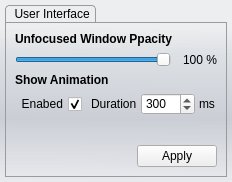
The window that UiModule/ui/SettingsWidget.ui (realXtend/tundra) describes before a commit, drawn with Qt 5.
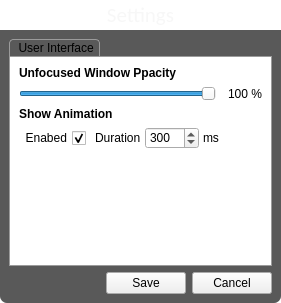
The same window after the commit. Icons and pictures are not drawn.

Commit message: * New ControlBarManager for top right menus. Integrated settings and notification manager to this with ControlBarButtons. * New QAction classes in Common folder, already used internally to link UI elements to actions. More use in the future in MenuManager when adding widgets to menus. * Comms fix to enable IM UI back, some mistake commit had removed a function from CommunicationModule.cpp * New place and appearance for Settings, path for adding tabs to this remains the same. * New UiDefines.h for common module wide stuff like enums.

What changed in the file:
```diff
--- a/UiModule/ui/SettingsWidget.ui
+++ b/UiModule/ui/SettingsWidget.ui
@@ -6,8 +6,8 @@
    <rect>
     <x>0</x>
     <y>0</y>
-    <width>215</width>
-    <height>182</height>
+    <width>281</width>
+    <height>303</height>
    </rect>
   </property>
   <property name="windowTitle">
@@ -15,12 +15,25 @@
   </property>
   <property name="styleSheet">
    <string notr="true">QWidget#SettingsWidget {
-	background-color: none;
+	background-color: transparent;
+}
+
+QWidget#uiTab {
+	background-color: white;
 }
 
 QFrame#MainFrame {
-	background-color: qlineargradient(spread:pad, x1:0.006, y1:0, x2:0, y2:1, stop:0.142045 rgba(229, 234, 243, 50), stop:0.295455 rgba(209, 215, 221, 150), stop:0.65 rgba(179, 183, 196, 150), stop:1 rgba(222, 227, 236, 100));
-	padding: 5px;
+	background-color: rgba(34,34,34,191);
+	border-bottom-left-radius: 7px;
+	border-bottom-right-radius: 7px;
+	padding: 9px;
+}
+
+QLabel#titleLabel {
+	background-image: url('./data/ui/images/ether/title_bg.png');
+	background-position: top left;
+	background-repeat: repeat-x;
+	color: qlineargradient(spread:pad, x1:1, y1:0, x2:1, y2:1, stop:0 rgba(233, 233, 233, 255), stop:1 rgba(247, 247, 247, 255));
 }
 
  QTabWidget::pane { /* The tab widget frame */
@@ -91,6 +104,52 @@
     <number>0</number>
    </property>
    <item>
+    <layout class="QVBoxLayout" name="verticalLayout_4">
+     <item>
+      <layout class="QHBoxLayout" name="horizontalLayout_5">
+       <property name="spacing">
+        <number>0</number>
+       </property>
+       <item>
+        <layout class="QVBoxLayout" name="verticalLayout_5">
+         <property name="spacing">
+          <number>0</number>
+         </property>
+         <item>
+          <widget class="QLabel" name="titleLabel">
+           <property name="sizePolicy">
+            <sizepolicy hsizetype="Expanding" vsizetype="Fixed">
+             <horstretch>0</horstretch>
+             <verstretch>0</verstretch>
+            </sizepolicy>
+           </property>
+           <property name="minimumSize">
+            <size>
+             <width>0</width>
+             <height>30</height>
+            </size>
+           </property>
+           <property name="maximumSize">
+            <size>
+             <width>16777215</width>
+             <height>30</height>
+            </size>
+           </property>
+           <property name="font">
+            <font>
+             <family>Calibri</family>
+             <pointsize>16</pointsize>
+            </font>
+           </property>
+           <property name="text">
+            <string>Settings</string>
+           </property>
+           <property name="alignment">
+            <set>Qt::AlignCenter</set>
+           </property>
+          </widget>
+         </item>
+         <item>
     <widget class="QFrame" name="MainFrame">
      <layout class="QVBoxLayout" name="verticalLayout_2">
       <property name="spacing">
@@ -104,7 +163,7 @@
         <property name="currentIndex">
          <number>0</number>
         </property>
-        <widget class="QWidget" name="tab">
+              <widget class="QWidget" name="uiTab">
          <attribute name="title">
           <string> User Interface</string>
          </attribute>
@@ -256,8 +315,27 @@
             </property>
            </spacer>
           </item>
+               </layout>
+              </widget>
+             </widget>
+            </item>
           <item>
            <layout class="QHBoxLayout" name="horizontalLayout_3">
+              <property name="spacing">
+               <number>6</number>
+              </property>
+              <property name="leftMargin">
+               <number>0</number>
+              </property>
+              <property name="topMargin">
+               <number>6</number>
+              </property>
+              <property name="rightMargin">
+               <number>0</number>
+              </property>
+              <property name="bottomMargin">
+               <number>0</number>
+              </property>
             <item>
              <spacer name="horizontalSpacer_2">
               <property name="orientation">
@@ -272,20 +350,29 @@
              </spacer>
             </item>
             <item>
-             <widget class="QPushButton" name="applyPushButton">
+               <widget class="QPushButton" name="savePushButton">
               <property name="text">
-               <string>Apply</string>
+                 <string>Save</string>
               </property>
              </widget>
             </item>
+              <item>
+               <widget class="QPushButton" name="cancelPushButton">
+                <property name="text">
+                 <string>Cancel</string>
+                </property>
+               </widget>
+              </item>
            </layout>
           </item>
          </layout>
         </widget>
-       </widget>
-      </item>
-     </layout>
-    </widget>
+         </item>
+        </layout>
+       </item>
+      </layout>
+     </item>
+    </layout>
    </item>
   </layout>
  </widget>
```
Lines whose indentation alone changed are shown as unchanged. The commit also changes 60 other files.
